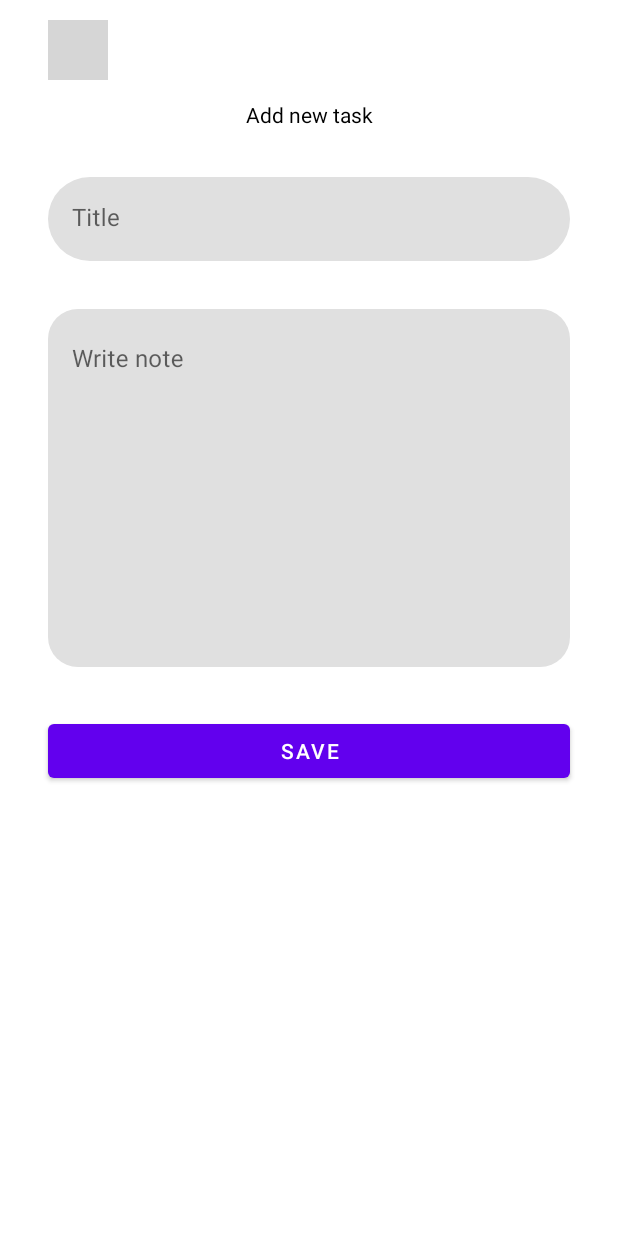
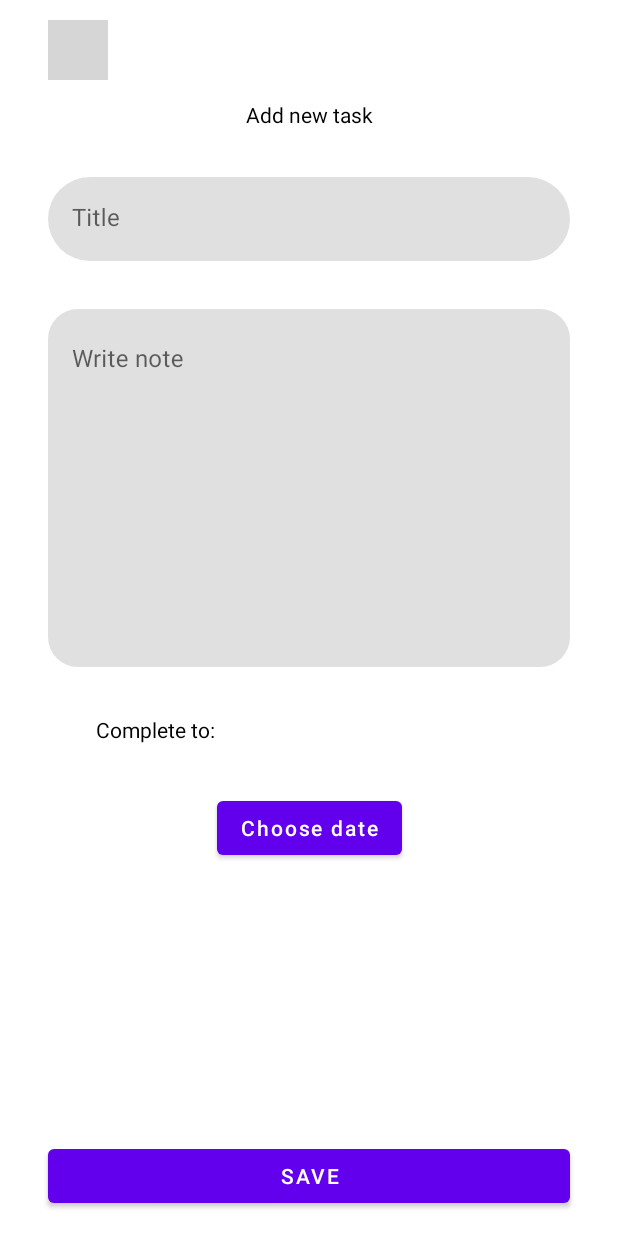
Before and after one commit to qwynbleid/ProductivityApp, an Android app: the NotesFragment screen opened directly, with no data from a screen before it, after a tap on an icon or button, on a phone screen of 412 x 824 dp. Run offline under Robolectric (Android 15) with nearby library versions, the phone set to English and light mode, and no system bars; our stand-ins replace Firebase (no records; nobody signed in at launch, a user with empty details on screens opened directly); grey boxes are pictures that could not be loaded.

Commit message:
Added date picker

```diff
--- a/app/src/main/java/com/example/myapp/ui/main/AddNoteFragment.kt
+++ b/app/src/main/java/com/example/myapp/ui/main/AddNoteFragment.kt
@@ -10,7 +10,7 @@ import androidx.fragment.app.FragmentManager
 import com.example.myapp.MainActivity
 import com.example.myapp.R
 import com.example.myapp.databinding.FragmentAddNoteBinding
-import com.google.firebase.Timestamp
+import com.google.android.material.datepicker.MaterialDatePicker
 import com.google.firebase.auth.FirebaseAuth
 import com.google.firebase.auth.FirebaseUser
 import com.google.firebase.firestore.DocumentReference
@@ -18,7 +18,7 @@ import com.google.firebase.firestore.FirebaseFirestore
 import java.text.SimpleDateFormat
 import java.util.*
 
-class AddNoteFragment(val editMode: Boolean = false, val note: Note = Note("","","")) : Fragment(R.layout.fragment_add_note) {
+class AddNoteFragment(val editMode: Boolean = false, val note: Note = Note("","","","")) : Fragment(R.layout.fragment_add_note) {
 
     private lateinit var binding : FragmentAddNoteBinding
     private lateinit var auth: FirebaseAuth
@@ -35,6 +35,19 @@ class AddNoteFragment(val editMode: Boolean = false, val note: Note = Note("",""
         user = FirebaseAuth.getInstance().currentUser!!
         firestore = FirebaseFirestore.getInstance()
 
+        //picker для дати виконання завдання
+        val datePicker = MaterialDatePicker.Builder.datePicker()
+            .setInputMode(MaterialDatePicker.INPUT_MODE_CALENDAR)
+            .build()
+
+        datePicker.addOnPositiveButtonClickListener {
+            val format = SimpleDateFormat("dd.MM.yyyy", Locale.getDefault()).apply {
+                timeZone = TimeZone.getTimeZone("UTC")
+            }
+            binding.completeDate.text = format.format(it)
+            binding.completeDate.visibility = View.VISIBLE
+        }
+
         val activity = requireActivity() as MainActivity
         activity.showMenu(false)
 
@@ -43,6 +56,8 @@ class AddNoteFragment(val editMode: Boolean = false, val note: Note = Note("",""
             if (editMode) {
                 noteTitle.setText(note.title)
                 noteText.setText(note.text)
+                completeDate.text = note.completeDate
+                completeDate.visibility = View.VISIBLE
                 deleteBt.visibility = View.VISIBLE
                 topTextView.text = "Edit note"
             }
@@ -77,7 +92,7 @@ class AddNoteFragment(val editMode: Boolean = false, val note: Note = Note("",""
                     val title = noteTitle.text.toString()
                     val text = noteText.text.toString()
 
-                    if (title.isEmpty() || text.isEmpty()) {
+                    if (title.isEmpty() || text.isEmpty() || completeDate.text == "noDate") {
                         Toast.makeText(requireContext(),"All fields should be filled", Toast.LENGTH_SHORT).show()
                     } else {
 
@@ -91,13 +106,14 @@ class AddNoteFragment(val editMode: Boolean = false, val note: Note = Note("",""
                         val currentDate = Calendar.getInstance().time
 
                         // Встановіть формат дати
-                        //val dateFormat = SimpleDateFormat("yyyy-MM-dd HH:mm:ss", Locale.getDefault())
-                        val dateFormat = SimpleDateFormat("dd-MM-yyyy", Locale.getDefault())
+                        val dateFormat = SimpleDateFormat("dd.MM.yyyy HH:mm:ss", Locale.getDefault())
+                        //val dateFormat = SimpleDateFormat("dd-MM-yyyy", Locale.getDefault())
                         // Отримайте рядок зі зформатованою датою
                         val formattedDate = dateFormat.format(currentDate)
 
                         // Встановіть отриманий рядок у TextView
                         noteMap["creationDate"] =  formattedDate
+                        noteMap["completeDate"] = completeDate.text
 
                         docRef.set(noteMap).addOnCompleteListener {
                             Toast.makeText(requireContext(),"Note is updated", Toast.LENGTH_SHORT).show()
@@ -118,13 +134,14 @@ class AddNoteFragment(val editMode: Boolean = false, val note: Note = Note("",""
 
                     }
 
-
                 } else {
 
                     val title = noteTitle.text.toString()
                     val text = noteText.text.toString()
 
-                    if (title.isEmpty() || text.isEmpty()) {
+
+
+                    if (title.isEmpty() || text.isEmpty() || completeDate.text == "noDate") {
                         Toast.makeText(requireContext(),"All fields should be filled", Toast.LENGTH_SHORT).show()
                     } else {
 
@@ -136,16 +153,15 @@ class AddNoteFragment(val editMode: Boolean = false, val note: Note = Note("",""
                         val currentDate = Calendar.getInstance().time
 
                         // Встановіть формат дати
-                        val dateFormat = SimpleDateFormat("dd-MM-yyyy", Locale.getDefault())
-
+                        //val dateFormat = SimpleDateFormat("dd-MM-yyyy", Locale.getDefault())
+                        val dateFormat = SimpleDateFormat("dd.MM.yyyy HH:mm:ss", Locale.getDefault())
                         // Отримайте рядок зі зформатованою датою
                         val formattedDate = dateFormat.format(currentDate)
 
                         // Встановіть отриманий рядок у TextView
                         noteMap["creationDate"] =  formattedDate
+                        noteMap["completeDate"] = completeDate.text
 
-
-                        noteMap["creationDate"] =
                         docRef.set(noteMap).addOnCompleteListener {
                             Toast.makeText(requireContext(),"Note created successfully", Toast.LENGTH_SHORT).show()
 
@@ -164,6 +180,16 @@ class AddNoteFragment(val editMode: Boolean = false, val note: Note = Note("",""
                 }
             }
 
+            pickDateBt.setOnClickListener {
+
+
+                datePicker.show(requireActivity().supportFragmentManager, "picker")
+
+
+
+            }
+
+
             returnBt.setOnClickListener {
                 requireActivity().supportFragmentManager
                     .popBackStack("NotesFragment", FragmentManager.POP_BACK_STACK_INCLUSIVE)
--- a/app/src/main/java/com/example/myapp/ui/main/FirebaseModel.kt
+++ b/app/src/main/java/com/example/myapp/ui/main/FirebaseModel.kt
@@ -5,10 +5,12 @@ class FirebaseModel() {
     var title: String = ""
     var text: String = ""
     var creationDate: String = ""
+    var completeDate: String = ""
 
-    constructor(title: String, text: String, creationDate: String) : this() {
+    constructor(title: String, text: String, creationDate: String, completeDate: String) : this() {
         this.title = title
         this.text = text
         this.creationDate = creationDate
+        this.completeDate = completeDate
     }
 }
--- a/app/src/main/java/com/example/myapp/ui/main/Note.kt
+++ b/app/src/main/java/com/example/myapp/ui/main/Note.kt
@@ -1,5 +1,4 @@
 package com.example.myapp.ui.main
 
-import android.widget.TextClock
 
-class Note(var title: String, var text: String, val creationDate: String , val noteId: String = "")
+class Note(var title: String, var text: String, val creationDate: String, var completeDate: String, val noteId: String = "")
--- a/app/src/main/java/com/example/myapp/ui/main/NoteViewHolder.kt
+++ b/app/src/main/java/com/example/myapp/ui/main/NoteViewHolder.kt
@@ -3,7 +3,6 @@ package com.example.myapp.ui.main
 import android.view.View
 import androidx.recyclerview.widget.RecyclerView
 import com.example.myapp.databinding.NoteItemBinding
-import com.firebase.ui.firestore.FirestoreRecyclerOptions
 
 class NoteViewHolder(view: View) : RecyclerView.ViewHolder(view) {
     private val binding = NoteItemBinding.bind(view)
@@ -12,5 +11,6 @@ class NoteViewHolder(view: View) : RecyclerView.ViewHolder(view) {
         title.text = note.title
         text.text = note.text
         creationDate.text = note.creationDate
+        completeDate.text= note.completeDate
     }
 }
--- a/app/src/main/java/com/example/myapp/ui/main/NotesFragment.kt
+++ b/app/src/main/java/com/example/myapp/ui/main/NotesFragment.kt
@@ -61,7 +61,18 @@ class NotesFragment : Fragment(R.layout.fragment_notes) {
 
 //            filterMenu.setNavigationItemSelectedListener {
 //                when (it.itemId) {
-//                    // TODO:
+//                    R.id.priority -> {
+//
+//                    }
+//                    R.id.difficulty -> {
+//
+//                    }
+//                    R.id.creation_date -> {
+//
+//                    }
+//                    R.id.execution_date -> {
+//
+//                    }
 //                }
 //                drawerLayout.closeDrawer(filterMenu)
 //                true
@@ -94,7 +105,6 @@ class NotesFragment : Fragment(R.layout.fragment_notes) {
                     R.id.settingsBt -> {
 
                         val fragmentSettings = SettingsFragment()
-
                         requireActivity().supportFragmentManager.beginTransaction()
                             .replace(R.id.fragmentContainer, fragmentSettings)
                             .addToBackStack("NotesFragment")
@@ -137,7 +147,7 @@ class NotesFragment : Fragment(R.layout.fragment_notes) {
 
                     holder.itemView.setOnClickListener {
 
-                        val note = Note(model.title, model.text, model.creationDate, noteId)
+                        val note = Note(model.title, model.text, model.creationDate, model.completeDate, noteId)
 
                         val addNoteFragment = AddNoteFragment(true, note)
 
@@ -152,7 +162,7 @@ class NotesFragment : Fragment(R.layout.fragment_notes) {
 
             }
 
-        binding.recyclerView.layoutManager = GridLayoutManager(context, 2)
+        binding.recyclerView.layoutManager = GridLayoutManager(context, 1)
         binding.recyclerView.adapter = noteAdapter
     }
 
--- a/app/src/main/java/com/example/myapp/ui/settings/SettingsFragment.kt
+++ b/app/src/main/java/com/example/myapp/ui/settings/SettingsFragment.kt
@@ -6,6 +6,7 @@ import android.view.View
 import android.view.ViewGroup
 import androidx.fragment.app.Fragment
 import androidx.fragment.app.FragmentManager
+import com.example.myapp.MainActivity
 import com.example.myapp.R
 import com.example.myapp.databinding.FragmentSettingsBinding
 import com.example.myapp.ui.login.SignInFragment
@@ -18,6 +19,9 @@ class SettingsFragment: Fragment(R.layout.fragment_settings) {
 
     override fun onViewCreated(view: View, savedInstanceState: Bundle?) {
         super.onViewCreated(view, savedInstanceState)
+
+        val activity = requireActivity() as MainActivity
+        activity.showMenu(false)
 
         binding = FragmentSettingsBinding.bind(view)
         auth = FirebaseAuth.getInstance()
--- a/app/src/main/res/layout/fragment_add_note.xml
+++ b/app/src/main/res/layout/fragment_add_note.xml
@@ -74,11 +74,12 @@
         android:id="@+id/saveBt"
         android:layout_width="0dp"
         android:layout_height="wrap_content"
-        android:layout_marginTop="32dp"
+        android:layout_marginBottom="16dp"
         android:text="Save"
+        app:layout_constraintBottom_toBottomOf="parent"
         app:layout_constraintEnd_toEndOf="@+id/textInputLayout2"
-        app:layout_constraintStart_toStartOf="@+id/textInputLayout2"
-        app:layout_constraintTop_toBottomOf="@+id/textInputLayout2" />
+        app:layout_constraintHorizontal_bias="0.0"
+        app:layout_constraintStart_toStartOf="@+id/textInputLayout2" />
 
     <androidx.constraintlayout.widget.Guideline
         android:id="@+id/guideline3"
@@ -118,4 +119,38 @@
 
     </ImageButton>
 
+    <Button
+        android:id="@+id/pickDateBt"
+        android:layout_width="wrap_content"
+        android:layout_height="wrap_content"
+        android:text="Choose date"
+        android:textAllCaps="false"
+        android:layout_marginTop="32dp"
+        app:layout_constraintEnd_toEndOf="parent"
+        app:layout_constraintStart_toStartOf="parent"
+        app:layout_constraintTop_toBottomOf="@+id/textView6" />
+
+    <TextView
+        android:id="@+id/textView6"
+        android:layout_width="wrap_content"
+        android:layout_height="wrap_content"
+        android:layout_marginStart="64dp"
+        android:layout_marginTop="32dp"
+        android:text="Complete to:"
+        android:textColor="@color/text_color"
+        app:layout_constraintStart_toStartOf="parent"
+        app:layout_constraintTop_toBottomOf="@+id/textInputLayout2" />
+
+    <TextView
+        android:id="@+id/completeDate"
+        android:layout_width="wrap_content"
+        android:layout_height="wrap_content"
+        android:layout_marginTop="32dp"
+        android:layout_marginEnd="64dp"
+        android:text="noDate"
+        android:visibility="invisible"
+        android:textColor="@color/text_color"
+        app:layout_constraintEnd_toEndOf="parent"
+        app:layout_constraintTop_toTopOf="@+id/guideline" />
+
 </androidx.constraintlayout.widget.ConstraintLayout>
--- a/app/src/main/res/layout/fragment_settings.xml
+++ b/app/src/main/res/layout/fragment_settings.xml
@@ -23,7 +23,7 @@
         android:layout_width="wrap_content"
         android:layout_height="wrap_content"
         android:layout_marginStart="16dp"
-        android:layout_marginTop="360dp"
+        android:layout_marginTop="364dp"
         android:layout_marginEnd="16dp"
         android:text="Logout"
         android:textAllCaps="false"
```
Also changed, not shown: app/src/main/res/layout/note_item.xml (+33 -8 lines).
